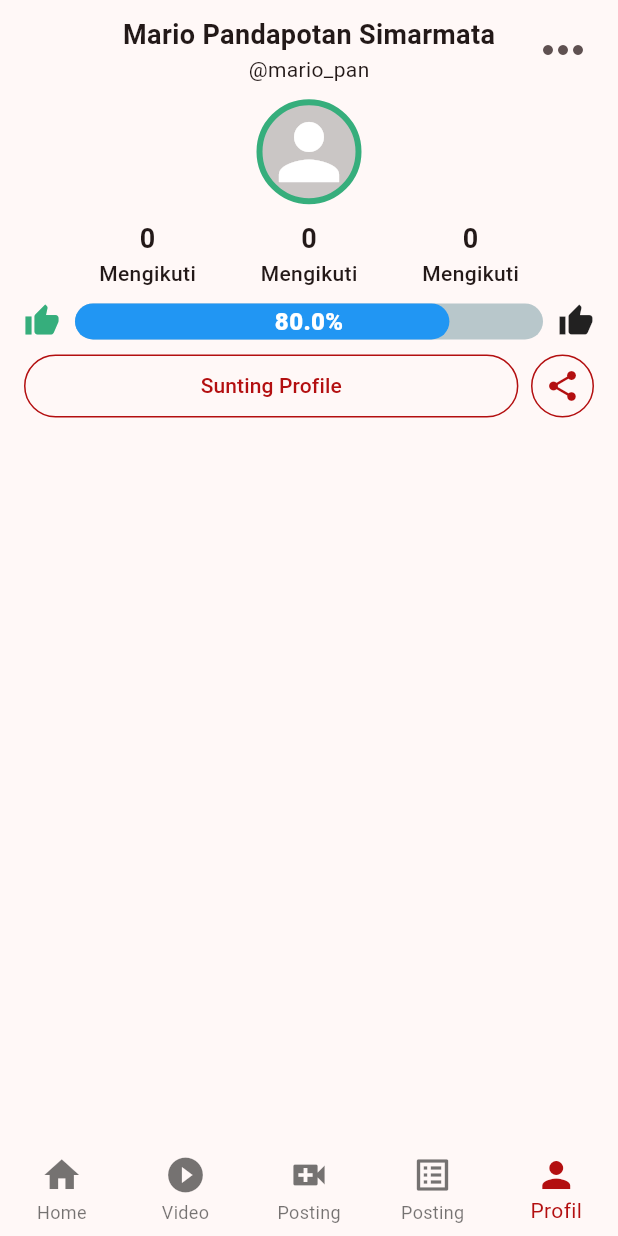
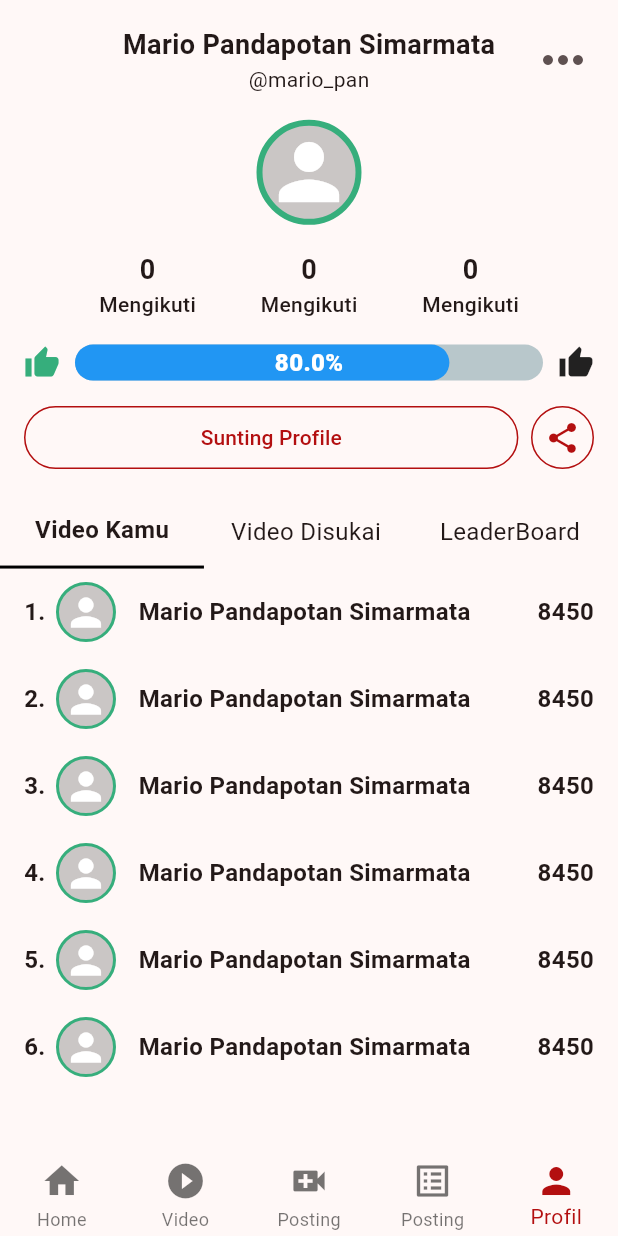
Before and after one commit to mariopandapotansimarmata/jogja_kita_gamification, a Flutter app: the screen it shows after launch, on a phone screen of 412 x 824 dp. Run offline on Flutter 3.47's test engine with Material 3 defaults, Android fonts, the phone set to English and light mode, and no system bars; drawn by our look-alikes of percent_indicator.

Commit message:
add leaderboard view

```diff
--- a/lib/screen.dart
+++ b/lib/screen.dart
@@ -23,7 +23,9 @@ class _ScreenState extends State<Screen> {
   @override
   Widget build(BuildContext context) {
     return Scaffold(
-        bottomNavigationBar: BottomNavigationBar(
+        bottomNavigationBar: SizedBox(
+          height: MediaQuery.of(context).size.height * 0.07,
+          child: BottomNavigationBar(
             elevation: 0,
             enableFeedback: false,
             type: BottomNavigationBarType.fixed,
@@ -55,6 +57,7 @@ class _ScreenState extends State<Screen> {
             currentIndex: _selectedIndex,
             selectedItemColor: const Color(0xffB30F10),
             onTap: _onItemTapped,
+          ),
         ),
         appBar: _selectedIndex == 0
             ? AppBar(
@@ -93,10 +96,10 @@ class _ScreenState extends State<Screen> {
                   ),
                 ],
               )
-            : const PreferredSize(
-                preferredSize: Size.fromHeight(0),
+            : PreferredSize(
+                preferredSize: const Size.fromHeight(0),
                 child: SizedBox(
-                  height: 50,
+                  height: MediaQuery.of(context).size.height * 0.06,
                 )),
         body: <Widget>[
           const HomePage(),
--- a/lib/views/component/profile_badges.dart
+++ b/lib/views/component/profile_badges.dart
@@ -11,7 +11,8 @@ class ProfileBadges extends StatelessWidget {
           width: size + 10,
           decoration: BoxDecoration(
               borderRadius: BorderRadius.circular(50),
-              border: Border.all(color: const Color(0xff36AE7C), width: 4),
+              border: Border.all(
+                  color: const Color(0xff36AE7C), width: size <= 30 ? 2 : 4),
               color: const Color(0xffCAC6C5)),
           child: Icon(
             Icons.person,
--- a/lib/views/profile/profile.dart
+++ b/lib/views/profile/profile.dart
@@ -2,6 +2,8 @@ import 'package:flutter/material.dart';
 import 'package:jogja_kita_gamification/views/component/profile_badges.dart';
 import 'package:jogja_kita_gamification/views/profile/profile_widget/card_follower.dart';
 import 'package:jogja_kita_gamification/views/profile/profile_widget/exp_bar.dart';
+import 'package:jogja_kita_gamification/views/profile/profile_widget/profile_navbar.dart';
+import 'package:jogja_kita_gamification/views/profile/profile_widget/video_views.dart/leaderboard.dart';
 
 class ProfilePage extends StatefulWidget {
   const ProfilePage({super.key});
@@ -18,7 +20,7 @@ class _ProfilPageState extends State<ProfilePage> {
         Container(
           padding: const EdgeInsets.symmetric(horizontal: 16),
           // decoration: BoxDecoration(border: Border.all(color: Colors.black)),
-          height: MediaQuery.of(context).size.height * 0.35,
+          height: MediaQuery.of(context).size.height * 0.4,
           child: Column(
             mainAxisAlignment: MainAxisAlignment.spaceEvenly,
             children: [
@@ -99,6 +101,27 @@ class _ProfilPageState extends State<ProfilePage> {
             ],
           ),
         ),
+        const Row(
+          children: [
+            ProfileNavbar(
+              label: "Video Kamu",
+              selected: true,
+            ),
+            ProfileNavbar(
+              label: "Video Disukai",
+              selected: false,
+            ),
+            ProfileNavbar(
+              label: "LeaderBoard",
+              selected: false,
+            ),
+          ],
+        ),
+        Container(
+          height: MediaQuery.of(context).size.height * 0.42,
+          // decoration: BoxDecoration(border: Border.all(color: Colors.black)),
+          child: Leaderboard(),
+        )
       ],
     );
   }
--- /dev/null
+++ b/lib/views/profile/profile_widget/profile_navbar.dart
@@ -0,0 +1,25 @@
+import 'package:flutter/material.dart';
+
+class ProfileNavbar extends StatelessWidget {
+  const ProfileNavbar({super.key, required this.label, required this.selected});
+  final String label;
+  final bool selected;
+  @override
+  Widget build(BuildContext context) {
+    return Container(
+        alignment: Alignment.center,
+        width: MediaQuery.of(context).size.width * 0.33,
+        height: MediaQuery.of(context).size.height * 0.06,
+        decoration: selected
+            ? const BoxDecoration(
+                border:
+                    Border(bottom: BorderSide(color: Colors.black, width: 2)))
+            : const BoxDecoration(),
+        child: Text(
+          label,
+          style: TextStyle(
+              fontSize: 16,
+              fontWeight: selected ? FontWeight.bold : FontWeight.normal),
+        ));
+  }
+}
--- /dev/null
+++ b/lib/views/profile/profile_widget/video_views.dart/leaderboard.dart
@@ -0,0 +1,73 @@
+import 'package:flutter/material.dart';
+import 'package:jogja_kita_gamification/views/component/profile_badges.dart';
+
+class Leaderboard extends StatefulWidget {
+  const Leaderboard({super.key});
+
+  @override
+  State<Leaderboard> createState() => _LeaderboardState();
+}
+
+class _LeaderboardState extends State<Leaderboard> {
+  @override
+  Widget build(BuildContext context) {
+    return Container(
+      padding: const EdgeInsets.symmetric(horizontal: 16),
+      child: Container(
+        // decoration: BoxDecoration(border: Border.all(color: Colors.black)),
+        // width: MediaQuery.of(context).size.width * 0.8,
+        child: ListView.builder(
+            itemCount: 10,
+            itemBuilder: (context, index) {
+              return Container(
+                padding: EdgeInsets.symmetric(vertical: 9),
+                child: Column(
+                  children: [
+                    Row(
+                      mainAxisAlignment: MainAxisAlignment.spaceBetween,
+                      children: [
+                        Row(
+                          mainAxisAlignment: MainAxisAlignment.start,
+                          children: [
+                            Row(
+                              mainAxisAlignment: MainAxisAlignment.spaceBetween,
+                              children: [
+                                Text(
+                                  "${index + 1}.",
+                                  style: const TextStyle(
+                                      fontSize: 16,
+                                      fontWeight: FontWeight.bold),
+                                ),
+                                const SizedBox(
+                                  width: 7,
+                                ),
+                                const ProfileBadges(
+                                  size: 30,
+                                ),
+                              ],
+                            ),
+                            const SizedBox(
+                              width: 15,
+                            ),
+                            const Text(
+                              "Mario Pandapotan Simarmata",
+                              style: TextStyle(
+                                  fontSize: 16, fontWeight: FontWeight.bold),
+                            )
+                          ],
+                        ),
+                        const Text(
+                          "8450",
+                          style: TextStyle(
+                              fontSize: 16, fontWeight: FontWeight.bold),
+                        ),
+                      ],
+                    ),
+                  ],
+                ),
+              );
+            }),
+      ),
+    );
+  }
+}
```
Lines whose indentation alone changed are shown as unchanged.
